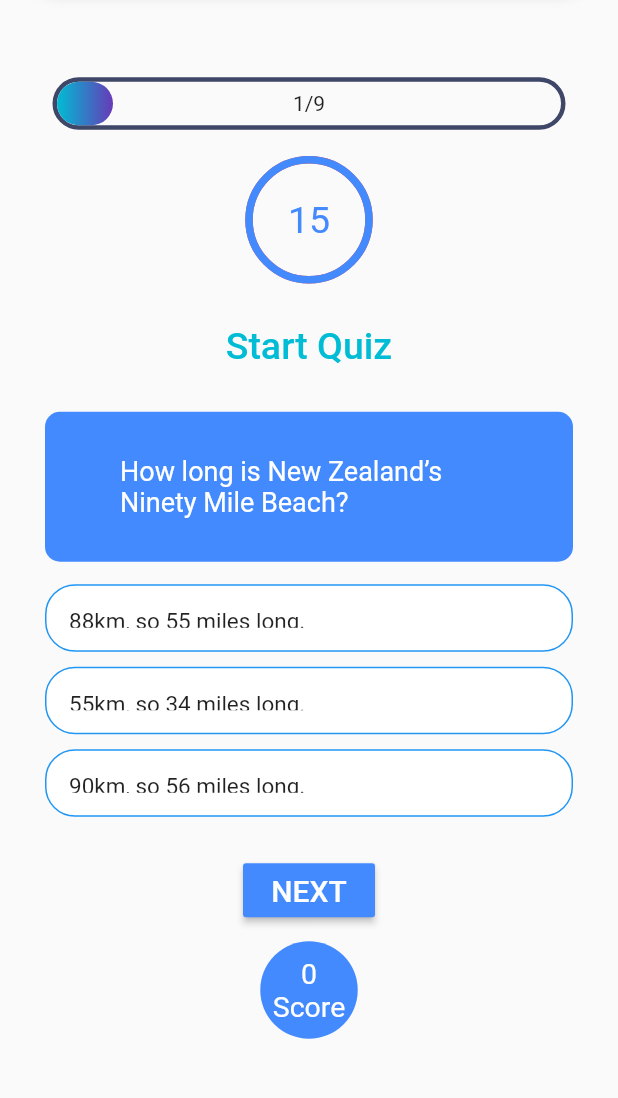
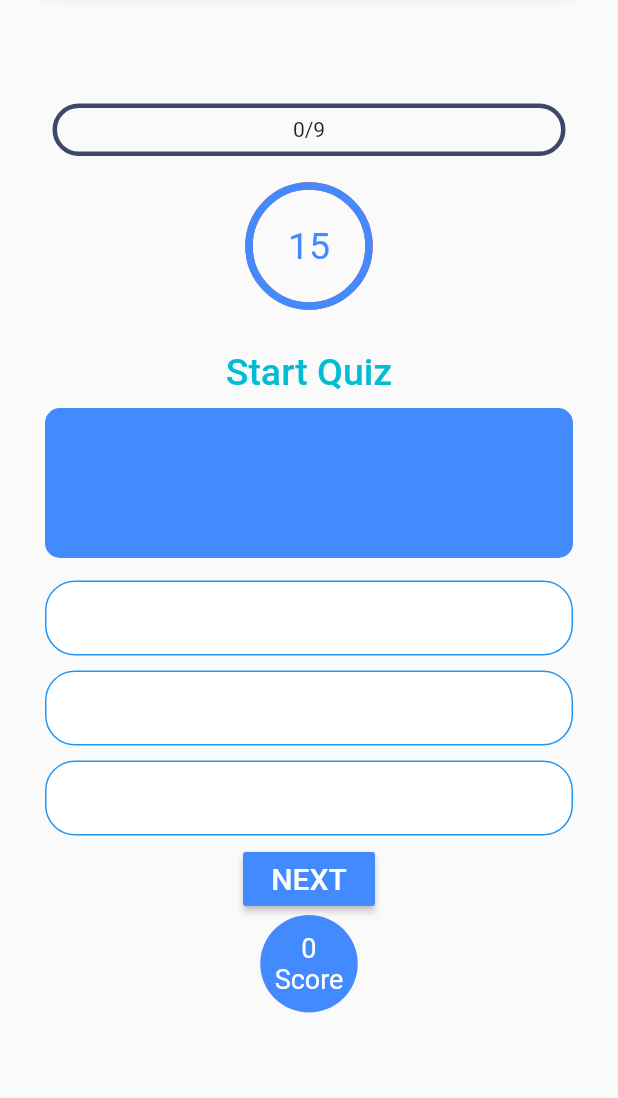
Before and after one commit to Nitish347/quiz_game, a Flutter app: the home screen opened directly, on a phone screen of 412 x 824 dp, the part 102-1200 px from its top. Run offline on Flutter 3.47's test engine with Material 2 defaults, Android fonts, the phone set to English and light mode, and no system bars.

Commit message:
7th commit

```diff
--- a/lib/answer.dart
+++ b/lib/answer.dart
@@ -13,7 +13,7 @@ class Answer extends StatelessWidget {
     return InkWell(
       onTap: click,
       child:Container(
-        height: 45,
+        height: 50,
         padding: EdgeInsets.all(15.0),
             margin: EdgeInsets.symmetric(vertical: 5.0, horizontal: 30.0),
             width: double.infinity,
--- a/lib/home.dart
+++ b/lib/home.dart
@@ -104,7 +104,7 @@ class _homeState extends State<home> {
                                 LayoutBuilder(
                                   builder: (context, constraints) => Container(
                                     width:
-                                        constraints.maxWidth * (_questionIndex+1)/9,
+                                        constraints.maxWidth * (_questionIndex)/9,
                                     decoration: BoxDecoration(
                                         gradient: const LinearGradient(colors: [
                                           Colors.cyan,
@@ -115,7 +115,7 @@ class _homeState extends State<home> {
                                   ),
                                 ),
                                 Center(
-                                  child: Text('${_questionIndex + 1}/9'),
+                                  child: Text('${_questionIndex}/9'),
                                 )
                               ],
                             ),
@@ -136,9 +136,6 @@ class _homeState extends State<home> {
               ),
               //********************************************************* Quiz Part ****************************************************************************
 
-              const SizedBox(
-                height: 20,
-              ),
               Container(
                 width: double.infinity,
                 height: 100.0,
@@ -169,9 +166,7 @@ class _homeState extends State<home> {
                 ),
               ),
 //**************************************************************** Next Button And Score  **********************************************************************
-              const SizedBox(
-                height: 20,
-              ),
+
               MaterialButton(
                 onPressed: () {
                   setState(() {
@@ -196,7 +191,7 @@ class _homeState extends State<home> {
               //   '0/9',
               //   style: TextStyle(fontSize: 20),
               // ),
-SizedBox(height: 10,),
+
               Center(
                 child: Container(
                   decoration: const BoxDecoration(
@@ -207,7 +202,7 @@ SizedBox(height: 10,),
                   child: Center(
                       child: Text(
                     "    $_totalScore\nScore",
-                    style: TextStyle(fontSize: 19, color: Colors.white),
+                    style: TextStyle(fontSize: 18, color: Colors.white),
                   )),
                 ),
               ),
@@ -242,6 +237,8 @@ SizedBox(height: 10,),
     return MaterialButton(
         onPressed: () {
           if(_questionIndex==0){
+            _questionIndex++;
+            choice = false;
           startTimer();}
         },
         child: const Text(
@@ -272,6 +269,13 @@ SizedBox(height: 10,),
 
 final _questions = const [
   {
+    'question': '',
+    'answers': [
+      {'answerText': '', 'score': true},
+      {'answerText': '', 'score': false},
+      {'answerText': '', 'score': false},
+    ],
+  },{
     'question': 'How long is New Zealand’s Ninety Mile Beach?',
     'answers': [
       {'answerText': '88km, so 55 miles long.', 'score': true},
--- a/lib/splashscreen.dart
+++ b/lib/splashscreen.dart
@@ -1,7 +1,9 @@
 import 'dart:async';
 import 'package:flutter/material.dart';
 import 'package:quiz_game/home.dart';
-import 'package:quiz_game/name_pagw.dart';
+import 'package:quiz_game/LoginPage.dart';
+
+import 'login_page.dart';
 
 void main() {
   runApp(MyApp());
@@ -36,7 +38,7 @@ class _MyHomePageState extends State<MyHomePage> {
             ()=>Navigator.pushReplacement(context,
             MaterialPageRoute(builder:
                 (context) =>
-                NamePage()
+                NamePage1()
             )
         )
     );
```
Also changed, not shown: lib/LoginPage.dart (added, +143 -0 lines), lib/login_page.dart (added, +122 -0 lines), lib/name_pagw.dart (deleted, +0 -99 lines).
